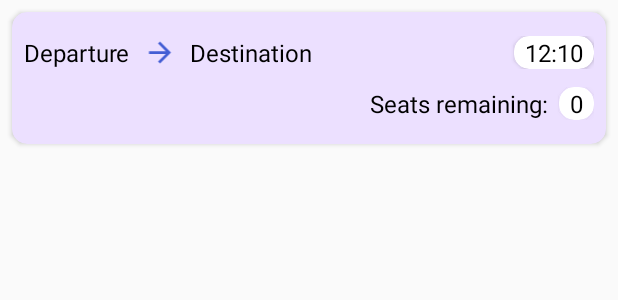
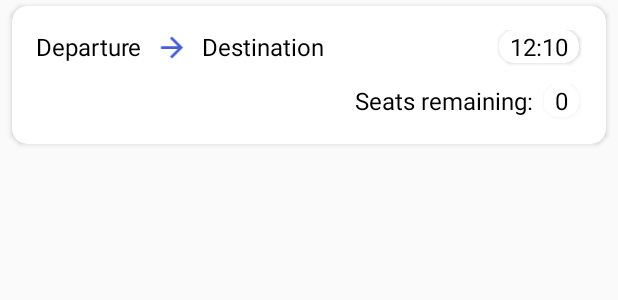
Before and after one commit to 303Enterprise/DUTaxi, an Android app: the layout trip_item.xml on its own in the app's theme, with its tools: preview values and no code run, on a phone screen of 412 x 824 dp. Shown: the top 300 px of the screen. Run offline under Robolectric (Android 15) with nearby library versions, the phone set to English and light mode, and no system bars.

Commit message:
Local improvements and refactor

```diff
--- a/app/src/main/java/com/room303/dutaxi/ui/main/accountfragment/AccountFragment.java
+++ b/app/src/main/java/com/room303/dutaxi/ui/main/accountfragment/AccountFragment.java
@@ -1,12 +1,10 @@
 package com.room303.dutaxi.ui.main.accountfragment;
 
-import android.app.Dialog;
 import android.os.Bundle;
 import android.view.LayoutInflater;
 import android.view.View;
 import android.view.ViewGroup;
 import android.widget.Button;
-import android.widget.ImageView;
 import android.widget.LinearLayout;
 import android.widget.TextView;
 import android.widget.Toast;
@@ -21,8 +19,6 @@ import androidx.recyclerview.widget.RecyclerView;
 
 import com.google.android.material.bottomnavigation.BottomNavigationView;
 import com.google.android.material.bottomsheet.BottomSheetDialog;
-import com.google.android.material.bottomsheet.BottomSheetDialogFragment;
-import com.makeramen.roundedimageview.RoundedDrawable;
 import com.makeramen.roundedimageview.RoundedImageView;
 import com.room303.dutaxi.R;
 import com.room303.dutaxi.ui.main.accountfragment.recyclerview.HistoryItem;
@@ -111,7 +107,7 @@ public class AccountFragment extends Fragment implements View.OnClickListener {
         BottomSheetDialog bottomSheetDialog = new BottomSheetDialog(
                 getContext(), R.style.BottomSheetTheme);
         View bottomSheetView = LayoutInflater.from(getActivity().getApplicationContext())
-                .inflate(R.layout.bottom_sheet, getActivity().findViewById(R.id.bottom_sheet_main_layout));
+                .inflate(R.layout.history_bottom_sheet, getActivity().findViewById(R.id.bottom_sheet_main_layout));
         RecyclerView recyclerView = bottomSheetView.findViewById(R.id.bottom_sheet_recycler_view);
         ArrayList<HistoryItem> historyItems = generateRandomRequests(25);
         RecyclerAdapter adapter = new RecyclerAdapter(getContext(), historyItems);
--- a/app/src/main/java/com/room303/dutaxi/ui/main/accountfragment/recyclerview/RecyclerAdapter.java
+++ b/app/src/main/java/com/room303/dutaxi/ui/main/accountfragment/recyclerview/RecyclerAdapter.java
@@ -26,7 +26,7 @@ public class RecyclerAdapter extends RecyclerView.Adapter<RecyclerAdapter.ViewHo
     @NonNull
     @Override
     public ViewHolder onCreateViewHolder(@NonNull ViewGroup parent, int viewType) {
-        View view = layoutInflater.inflate(R.layout.bottom_sheet_item, parent, false);
+        View view = layoutInflater.inflate(R.layout.history_bottom_sheet_item, parent, false);
         return new ViewHolder(view);
     }
 
--- a/app/src/main/res/layout/fragment_trips.xml
+++ b/app/src/main/res/layout/fragment_trips.xml
@@ -10,7 +10,7 @@
     <com.google.android.material.appbar.AppBarLayout
             android:layout_width="match_parent"
             android:layout_height="wrap_content"
-            android:layout_marginBottom="14dp">
+            >
 
         <androidx.appcompat.widget.Toolbar
                 android:id="@+id/account_toolbar"
@@ -40,6 +40,8 @@
     </com.google.android.material.appbar.AppBarLayout>
 
     <androidx.recyclerview.widget.RecyclerView
+            android:paddingTop="4dp"
+            android:paddingBottom="4dp"
             android:id="@+id/tripsFragmentRecyclerView"
             android:layout_width="match_parent"
             android:layout_height="match_parent"
--- a/app/src/main/res/layout/trip_item.xml
+++ b/app/src/main/res/layout/trip_item.xml
@@ -5,25 +5,25 @@
         android:layout_width="match_parent"
         android:layout_height="wrap_content"
         android:layout_marginStart="8dp"
-        android:layout_marginTop="8dp"
+        android:layout_marginTop="4dp"
         android:layout_marginEnd="8dp"
+        android:layout_marginBottom="4dp"
         android:clickable="true"
         android:focusable="true"
         android:foreground="?android:attr/selectableItemBackground"
-        app:cardBackgroundColor="@color/colorPrimaryBackground"
+        app:cardBackgroundColor="@color/white"
         app:cardCornerRadius="10dp"
         tools:context="ui.main.tripsfragment.TripsFragment">
 
     <RelativeLayout
             android:layout_width="match_parent"
             android:layout_height="match_parent"
-            android:padding="8dp">
+            android:padding="16dp">
 
         <LinearLayout
                 android:id="@+id/direction_layout"
                 android:layout_width="match_parent"
                 android:layout_height="wrap_content"
-                android:layout_marginTop="8dp"
                 android:orientation="horizontal">
 
             <TextView
@@ -53,6 +53,8 @@
             <androidx.cardview.widget.CardView
                     android:layout_width="wrap_content"
                     android:layout_height="wrap_content"
+                    android:layout_marginBottom="2dp"
+                    android:layout_marginEnd="2dp"
                     app:cardBackgroundColor="#fff"
                     app:cardCornerRadius="10dp">
 
@@ -71,14 +73,11 @@
                 android:layout_width="match_parent"
                 android:layout_height="wrap_content"
                 android:layout_below="@+id/direction_layout"
-                android:layout_marginTop="12dp"
-                android:layout_marginBottom="8dp">
+                android:layout_marginTop="12dp">
 
             <LinearLayout
                     android:layout_width="wrap_content"
                     android:layout_height="wrap_content" />
-
-
             <TextView
                     android:layout_width="wrap_content"
                     android:layout_height="wrap_content"
@@ -91,6 +90,8 @@
                     android:layout_width="wrap_content"
                     android:layout_height="wrap_content"
                     android:layout_marginStart="8dp"
+                    android:layout_marginBottom="2dp"
+                    android:layout_marginEnd="2dp"
                     app:cardBackgroundColor="#fff"
                     app:cardCornerRadius="10dp">
 
@@ -102,9 +103,7 @@
                         android:paddingEnd="7dp"
                         android:text="0"
                         android:theme="@style/TripItemTextStyle" />
-
             </androidx.cardview.widget.CardView>
-
         </LinearLayout>
     </RelativeLayout>
 </androidx.cardview.widget.CardView>
```
Also changed, not shown: app/src/main/java/com/room303/dutaxi/ui/main/createtripfragment/CreateTripFragment.java (+15 -15 lines), app/src/main/res/layout/fragment_create_trip.xml (+5 -3 lines), app/src/main/res/layout/history_bottom_sheet.xml (renamed from app/src/main/res/layout/bottom_sheet.xml), app/src/main/res/layout/history_bottom_sheet_item.xml (renamed from app/src/main/res/layout/bottom_sheet_item.xml).
